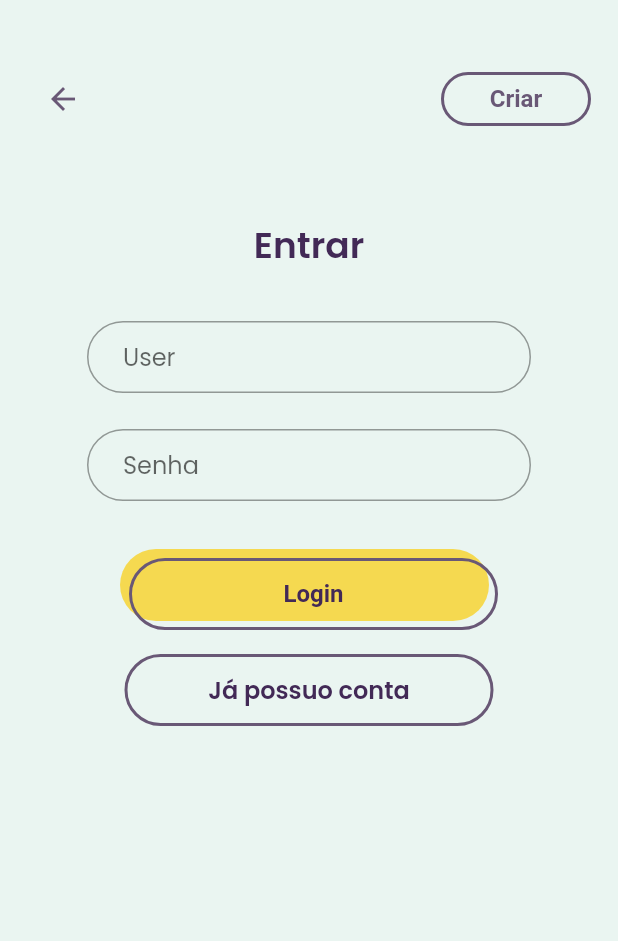
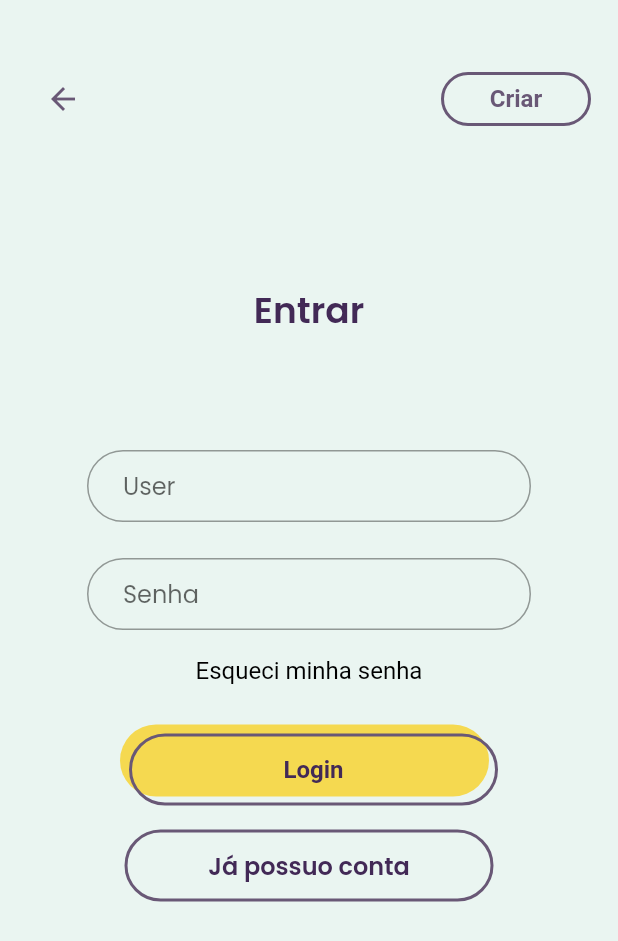
Before and after one commit to jorgelucasalm/Linguini, a Flutter app: the screen it shows after launch, on a phone screen of 412 x 824 dp. Shown: the top 941 px of the screen. Run offline on Flutter 3.47's test engine with Material 2 defaults, Android fonts, the phone set to English and light mode, and no system bars.

Commit message:
fix: alinhando o titulo 'Entrar' e adicionando o botao de 'Esqueci minha senha'

```diff
--- a/lib/src/pages/login_page.dart
+++ b/lib/src/pages/login_page.dart
@@ -26,7 +26,7 @@ class _LoginPageState extends State<LoginPage> {
                   textButton: 'Criar',
                 ),
                 const Padding(
-                  padding: EdgeInsets.all(32),
+                  padding: EdgeInsets.all(75),
                   child: Text(
                     "Entrar",
                     style: TextStyle(
@@ -38,7 +38,7 @@ class _LoginPageState extends State<LoginPage> {
                   ),
                 ),
                 Padding(
-                    padding: const EdgeInsets.only(bottom: 32),
+                    padding: const EdgeInsets.only(bottom: 15),
                     child: SizedBox(
                       height: 120,
                       child: Column(
@@ -49,6 +49,15 @@ class _LoginPageState extends State<LoginPage> {
                         ],
                       ),
                     )),
+              TextButton(
+              style: TextButton.styleFrom(
+                primary: Colors.black,
+                textStyle: const TextStyle(fontSize: 16),
+                  padding: EdgeInsets.only(bottom:24),
+              ),
+              onPressed: () {},
+              child: const Text('Esqueci minha senha',)
+              ),
                 const StyledButton(text: 'Login'),
                 const SizedBox(height: 16),
                 OutlinedButton(
@@ -77,6 +86,7 @@ class _LoginPageState extends State<LoginPage> {
               ],
             ),
           ),
-        ));
+        )
+    );
   }
 }
```
